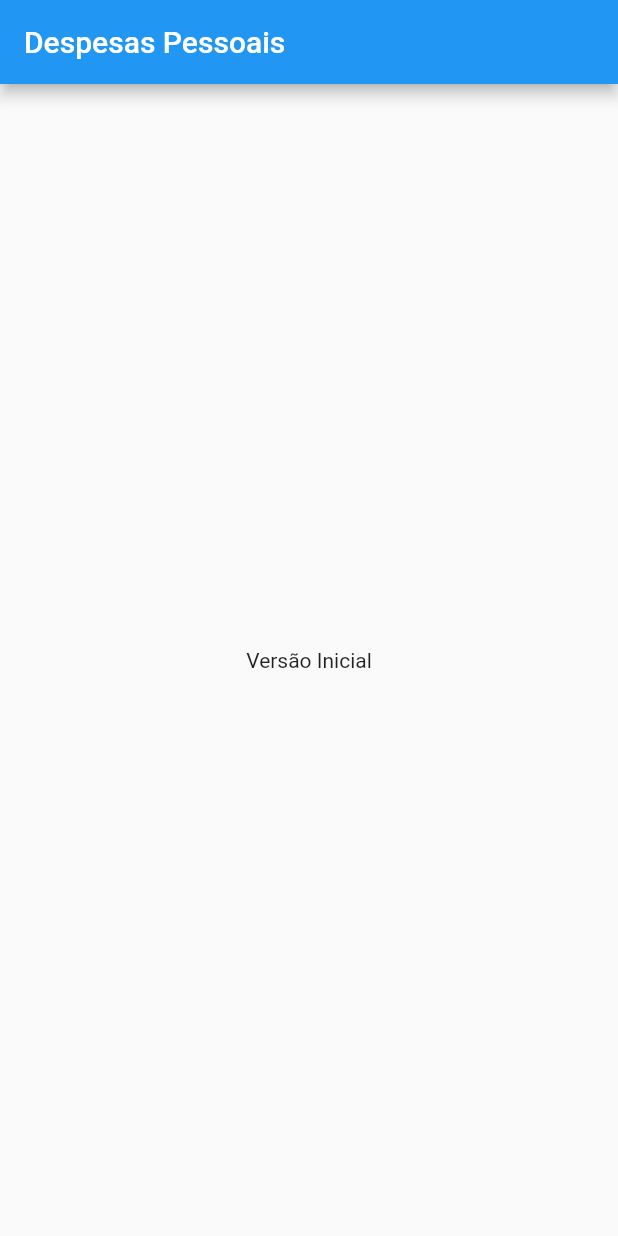
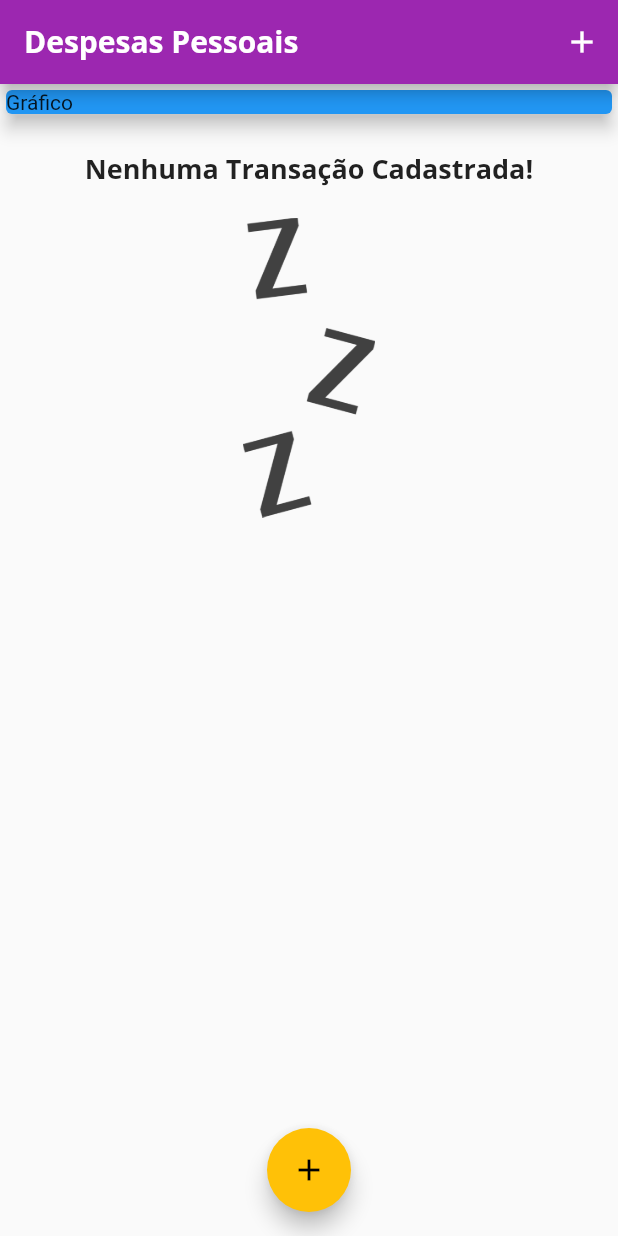
Before and after one commit to Marciorx/PersonalExpenses, a Flutter app: the screen it shows after launch, on a phone screen of 412 x 824 dp. Run offline on Flutter 3.47's test engine with Material 2 defaults, Android fonts, the phone set to English and light mode, and no system bars.

Commit message:
Transaction form and transaction list done

```diff
--- /dev/null
+++ b/lib/components/transaction_list.dart
@@ -0,0 +1,81 @@
+import 'package:expenses/models/transaction.dart';
+import 'package:flutter/material.dart';
+import '../models/transaction.dart';
+import 'package:intl/intl.dart';
+
+class TransactionList extends StatelessWidget {
+  final List<Transaction> transactions;
+
+  TransactionList(this.transactions);
+
+  @override
+  Widget build(BuildContext context) {
+    return Container(
+      height: 300,
+      child: transactions.isEmpty
+          ? Column(
+              children: <Widget>[
+                SizedBox(height: 20),
+                Text(
+                  'Nenhuma Transação Cadastrada!',
+                  style: Theme.of(context).textTheme.title,
+                ),
+                SizedBox(height: 20),
+                Container(
+                  height: 200,
+                  child: Image.asset(
+                    'assets/images/waiting.png',
+                    fit: BoxFit.cover,
+                  ),
+                )
+              ],
+            )
+          : ListView.builder(
+              itemCount: transactions.length,
+              itemBuilder: (ctx, index) {
+                final tr = transactions[index];
+                return Card(
+                  child: Row(
+                    children: <Widget>[
+                      Container(
+                        margin:
+                            EdgeInsets.symmetric(horizontal: 15, vertical: 10),
+                        decoration: BoxDecoration(
+                          border: Border.all(
+                            color: Theme.of(context).primaryColor,
+                            width: 2,
+                          ),
+                        ),
+                        padding: EdgeInsets.all(10),
+                        child: Text(
+                          'R\$ ${tr.value.toStringAsFixed(2)}',
+                          style: TextStyle(
+                            fontWeight: FontWeight.bold,
+                            fontSize: 20,
+                            color: Theme.of(context).primaryColor,
+                          ),
+                        ),
+                      ),
+                      Column(
+                        crossAxisAlignment: CrossAxisAlignment.start,
+                        children: <Widget>[
+                          Text(
+                            tr.title,
+                            style: Theme.of(context).textTheme.title,
+                          ),
+                          Text(
+                            DateFormat('d MMM y').format(tr.date),
+                            style: TextStyle(
+                              color: Colors.grey,
+                            ),
+                          ),
+                        ],
+                      ),
+                    ],
+                  ),
+                );
+              },
+            ),
+    );
+  }
+}
--- a/lib/main.dart
+++ b/lib/main.dart
@@ -1,24 +1,118 @@
+import 'package:expenses/components/transaction_form.dart';
 import 'package:flutter/material.dart';
+
+import 'dart:math';
+import './components/transaction_form.dart';
+import './components/transaction_list.dart';
+import 'models/transaction.dart';
 
 main() => runApp(ExpensesApp());
 
 class ExpensesApp extends StatelessWidget {
   @override
   Widget build(BuildContext context) {
-    return MaterialApp(home: MyHomePage());
+    return MaterialApp(
+      home: MyHomePage(),
+      theme: ThemeData(
+        primarySwatch: Colors.purple,
+        accentColor: Colors.amber,
+        fontFamily: 'Quicksand',
+        textTheme: ThemeData.light().textTheme.copyWith(
+              title: TextStyle(
+                fontFamily: 'OpenSans',
+                fontSize: 18,
+                fontWeight: FontWeight.bold,
+              ),
+            ),
+        appBarTheme: AppBarTheme(
+          textTheme: ThemeData.light().textTheme.copyWith(
+                title: TextStyle(
+                    fontFamily: 'OpenSans',
+                    fontSize: 20,
+                    fontWeight: FontWeight.bold),
+              ),
+        ),
+      ),
+    );
   }
 }
 
-class MyHomePage extends StatelessWidget {
+class MyHomePage extends StatefulWidget {
+  @override
+  _MyHomePageState createState() => _MyHomePageState();
+}
+
+class _MyHomePageState extends State<MyHomePage> {
+  final List<Transaction>_transactions = [
+    // Transaction(
+    //   id: 't1',
+    //   title: 'Novo Tênis de Corrida',
+    //   value: 310.76,
+    //   date: DateTime.now(),
+    // ),
+    // Transaction(
+    //   id: 't2',
+    //   title: 'Conta de Luz',
+    //   value: 211.30,
+    //   date: DateTime.now(),
+    // ),
+  ];
+
+  _addTransaction(String title, double value) {
+    final newTransaction = Transaction(
+      id: Random().nextDouble().toString(),
+      title: title,
+      value: value,
+      date: DateTime.now(),
+    );
+
+    setState(() {
+      _transactions.add(newTransaction);
+    });
+
+    Navigator.of(context).pop();
+  }
+
+  _openTransactionFormModal(BuildContext context) {
+    showModalBottomSheet(
+        context: context,
+        builder: (_) {
+          return TransactionForm(_addTransaction);
+        });
+  }
+
   @override
   Widget build(BuildContext context) {
     return Scaffold(
       appBar: AppBar(
         title: Text('Despesas Pessoais'),
+        actions: <Widget>[
+          IconButton(
+            icon: Icon(Icons.add),
+            onPressed: () => _openTransactionFormModal(context),
+          ),
+        ],
       ),
-      body: Center(
-        child: Text('Versão Inicial'),
+      body: SingleChildScrollView(
+        child: Column(
+          crossAxisAlignment: CrossAxisAlignment.stretch,
+          children: <Widget>[
+            Container(
+              child: Card(
+                color: Colors.blue,
+                child: Text('Gráfico'),
+                elevation: 5,
+              ),
+            ),
+            TransactionList(_transactions),
+          ],
+        ),
       ),
+      floatingActionButton: FloatingActionButton(
+        child: Icon(Icons.add),
+        onPressed: () => _openTransactionFormModal(context),
+      ),
+      floatingActionButtonLocation: FloatingActionButtonLocation.centerFloat,
     );
   }
 }
--- /dev/null
+++ b/lib/models/transaction.dart
@@ -0,0 +1,15 @@
+import 'package:flutter/foundation.dart';
+
+class Transaction {
+  final String id;
+  final String title;
+  final double value;
+  final DateTime date;
+
+  Transaction({
+    @required this.id,
+    @required this.title,
+    @required this.value,
+    @required this.date,
+  });
+}
```
Also changed, not shown: lib/components/transaction_form.dart (added, +65 -0 lines), pubspec.yaml (+15 -9 lines), assets/fonts/OpenSans-Bold.ttf (added), assets/fonts/OpenSans-Regular.ttf (added), assets/fonts/Quicksand-Bold.ttf (added), assets/fonts/Quicksand-Light.ttf (added), assets/fonts/Quicksand-Medium.ttf (added), assets/fonts/Quicksand-Regular.ttf (added), assets/images/waiting.png (added), pubspec.lock.
